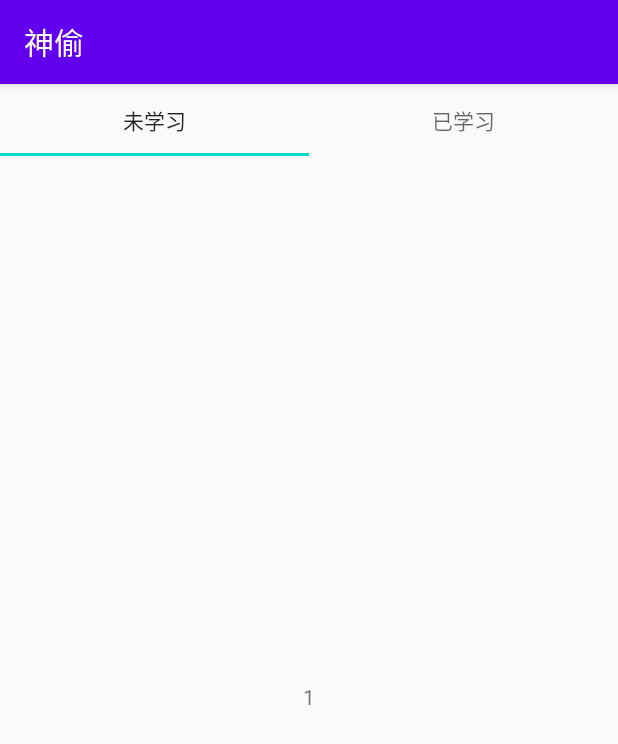
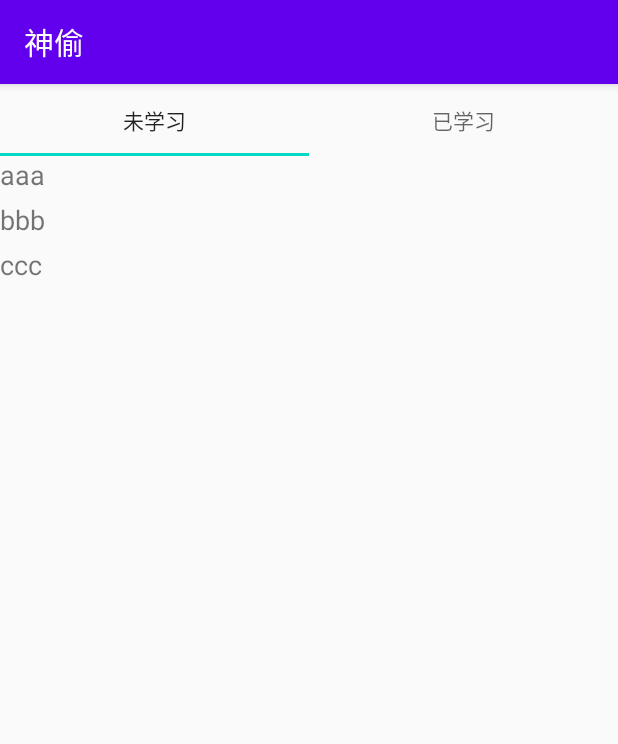
Before and after one commit to sg552/bug_study_android, an Android app: the screen it shows after launch (MainActivity), on a phone screen of 412 x 824 dp. Shown: the top 744 px of the screen. Run offline under Robolectric (Android 15) with nearby library versions, the phone set to English and light mode, and no system bars.

Commit message:
增加了recycler view

```diff
--- a/app/build.gradle
+++ b/app/build.gradle
@@ -28,9 +28,6 @@ dependencies {
 
     implementation 'androidx.appcompat:appcompat:1.0.2'
     implementation 'androidx.constraintlayout:constraintlayout:1.1.3'
-    testImplementation 'junit:junit:4.12'
-    androidTestImplementation 'androidx.test.ext:junit:1.1.1'
-    androidTestImplementation 'androidx.test.espresso:espresso-core:3.2.0'
     implementation 'com.google.android.material:material:1.0.0'
-
+    implementation("com.squareup.okhttp3:okhttp:4.7.2")
 }
--- /dev/null
+++ b/app/src/main/java/com/shentou/PostListAdapter.java
@@ -0,0 +1,56 @@
+package com.shentou;
+
+import android.view.LayoutInflater;
+import android.view.ViewGroup;
+import android.widget.TextView;
+
+import androidx.recyclerview.widget.RecyclerView;
+
+import com.shentou.beans.Post;
+
+import java.util.List;
+
+public class PostListAdapter extends RecyclerView.Adapter<PostListAdapter.MyViewHolder>  {
+
+  private String[] myDataSet;
+  private List<Post> posts ;
+
+
+  public static class MyViewHolder extends RecyclerView.ViewHolder {
+    public TextView row;
+
+    public MyViewHolder(TextView row){
+      super(row);
+      this.row = row;
+    }
+  }
+
+  public PostListAdapter(String[] myDataSet) {
+    this.myDataSet = myDataSet;
+  }
+
+  /**
+   * step1.负责创建list,这个应该是一个
+   */
+  @Override
+  public MyViewHolder onCreateViewHolder(ViewGroup parent, int viewType) {
+    TextView v = (TextView) (LayoutInflater.from(parent.getContext())
+            .inflate(R.layout.one_row_post, parent, false));
+    MyViewHolder holder = new MyViewHolder(v);
+    return holder;
+  }
+
+  /**
+   * step2.负责展示数据
+   */
+  @Override
+  public void onBindViewHolder(MyViewHolder holder, int position) {
+    holder.row.setText(this.myDataSet[position]);
+  }
+
+  @Override
+  public int getItemCount() {
+    return myDataSet.length;
+  }
+
+}
--- /dev/null
+++ b/app/src/main/java/com/shentou/PostsTabFragment.java
@@ -0,0 +1,71 @@
+package com.shentou;
+
+import android.os.Bundle;
+import android.util.Log;
+import android.view.LayoutInflater;
+import android.view.View;
+import android.view.ViewGroup;
+import android.widget.TextView;
+
+import androidx.annotation.NonNull;
+import androidx.annotation.Nullable;
+import androidx.fragment.app.Fragment;
+import androidx.recyclerview.widget.LinearLayoutManager;
+import androidx.recyclerview.widget.RecyclerView;
+
+public class PostsTabFragment extends Fragment {
+  public static final String ARG_OBJECT = "object";
+  public static final String SERVER = "http://localhost:6600";
+  public static final String POSTS_URL =  SERVER + "/api/bugs";
+
+
+  @Override
+  public View onCreateView(LayoutInflater inflater,
+                           ViewGroup container, Bundle savedInstanceState) {
+    return inflater.inflate(R.layout.fragment_posts_tab, container, false);
+  }
+
+  private RecyclerView myRecyclerView ;
+
+  private void initAskOrderBook(){
+
+    RecyclerView.LayoutManager layoutManager = new LinearLayoutManager(getContext());
+    myRecyclerView.setLayoutManager(layoutManager);
+
+    String[] data = { "aaa", "bbb", "ccc"};
+    RecyclerView.Adapter myAdapter = new PostListAdapter(data);
+    myRecyclerView.setAdapter(myAdapter);
+  }
+
+  @Override
+  public void onViewCreated(@NonNull View view, @Nullable Bundle savedInstanceState) {
+    Bundle args = getArguments();
+//    TextView text = (TextView) view.findViewById(R.id.text1);
+//    Log.i("== text: ", text.toString());
+//    text.setText(Integer.toString(args.getInt(ARG_OBJECT)));
+    myRecyclerView = (RecyclerView) view.findViewById(R.id.my_recycler_view);
+    initAskOrderBook();
+    /*
+    OkHttpClient client = new OkHttpClient();
+    Request request = new Request.Builder()
+            .url(POSTS_URL)
+            .get()
+            .build();
+
+    client.newCall(request)
+            .enqueue(new Callback() {
+              @Override
+              public void onFailure(Call call, IOException e) {
+                e.printStackTrace();
+              }
+
+              @Override
+              public void onResponse(Call call, Response response) throws IOException {
+                final String result = response.body().string();
+
+              }
+            });
+
+     */
+  }
+}
--- a/app/src/main/java/com/shentou/SingleTabFragment.java
+++ /dev/null
@@ -1,30 +0,0 @@
-package com.shentou;
-
-import android.os.Bundle;
-import android.util.Log;
-import android.view.LayoutInflater;
-import android.view.View;
-import android.view.ViewGroup;
-import android.widget.TextView;
-
-import androidx.annotation.NonNull;
-import androidx.annotation.Nullable;
-import androidx.fragment.app.Fragment;
-
-public class SingleTabFragment extends Fragment {
-  public static final String ARG_OBJECT = "object";
-
-  @Override
-  public View onCreateView(LayoutInflater inflater,
-                           ViewGroup container, Bundle savedInstanceState) {
-    return inflater.inflate(R.layout.fragment_collection_object, container, false);
-  }
-
-  @Override
-  public void onViewCreated(@NonNull View view, @Nullable Bundle savedInstanceState) {
-    Bundle args = getArguments();
-    TextView text = (TextView) view.findViewById(R.id.text1);
-    Log.i("== text: ", text.toString());
-    text.setText(Integer.toString(args.getInt(ARG_OBJECT)));
-  }
-}
--- a/app/src/main/java/com/shentou/TabPagerAdapter.java
+++ b/app/src/main/java/com/shentou/TabPagerAdapter.java
@@ -13,10 +13,10 @@ class TabPagerAdapter extends FragmentStatePagerAdapter {
 
   @Override
   public Fragment getItem(int i) {
-    Fragment fragment = new SingleTabFragment();
+    Fragment fragment = new PostsTabFragment();
     Bundle args = new Bundle();
     // Our object is just an integer :-P
-    args.putInt(SingleTabFragment.ARG_OBJECT, i + 1);
+    args.putInt(PostsTabFragment.ARG_OBJECT, i + 1);
     fragment.setArguments(args);
     return fragment;
   }
--- /dev/null
+++ b/app/src/main/java/com/shentou/beans/Post.java
@@ -0,0 +1,54 @@
+package com.shentou.beans;
+
+import java.util.Date;
+
+public class Post {
+
+  public int id;
+  public String title;
+
+  public Date date;
+  public String type;
+  public String rank;
+
+  public int getId() {
+    return id;
+  }
+
+  public void setId(int id) {
+    this.id = id;
+  }
+
+  public String getTitle() {
+    return title;
+  }
+
+  public void setTitle(String title) {
+    this.title = title;
+  }
+
+  public Date getDate() {
+    return date;
+  }
+
+  public void setDate(Date date) {
+    this.date = date;
+  }
+
+  public String getType() {
+    return type;
+  }
+
+  public void setType(String type) {
+    this.type = type;
+  }
+
+  public String getRank() {
+    return rank;
+  }
+
+  public void setRank(String rank) {
+    this.rank = rank;
+  }
+
+}
--- a/app/src/main/res/layout/fragment_collection_object.xml
+++ b/app/src/main/res/layout/fragment_posts_tab.xml
@@ -6,14 +6,10 @@
     android:layout_height="match_parent"
     tools:context=".MainActivity">
 
-    <TextView
-        android:id="@+id/text1"
-        android:layout_width="wrap_content"
-        android:layout_height="wrap_content"
-        android:text="Hello World!"
-        app:layout_constraintBottom_toBottomOf="parent"
-        app:layout_constraintLeft_toLeftOf="parent"
-        app:layout_constraintRight_toRightOf="parent"
-        app:layout_constraintTop_toTopOf="parent" />
-
+    <!-- A RecyclerView with some commonly used attributes -->
+    <androidx.recyclerview.widget.RecyclerView
+        android:id="@+id/my_recycler_view"
+        android:scrollbars="vertical"
+        android:layout_width="match_parent"
+        android:layout_height="match_parent"/>
 </androidx.constraintlayout.widget.ConstraintLayout>
--- /dev/null
+++ b/app/src/main/res/layout/one_row_post.xml
@@ -0,0 +1,8 @@
+<?xml version="1.0" encoding="utf-8"?>
+<TextView xmlns:android="http://schemas.android.com/apk/res/android"
+    android:layout_width="wrap_content"
+    android:layout_height="30dp"
+    android:textSize="18sp"
+    android:text="this is my button!"
+    >
+</TextView>
```
Also changed, not shown: build.gradle (line endings or trailing spaces).
